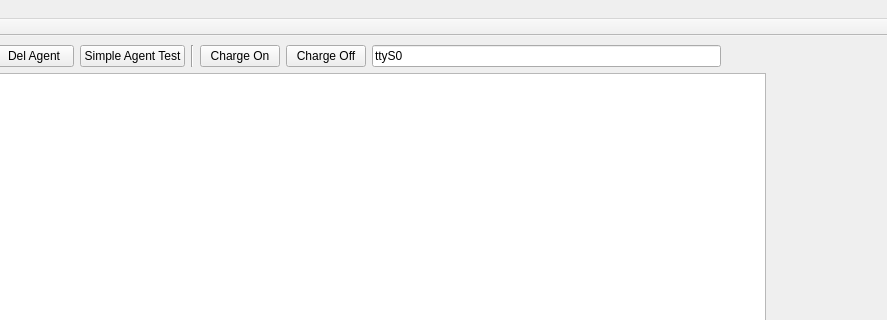
Above: App/AgentsManager/mainwindow.ui from break11/AutoStorage before the change; both pictures show x 101 to 988 and y 0 to 320 of the 1180 by 851 pixel window. Below: the same form after it.
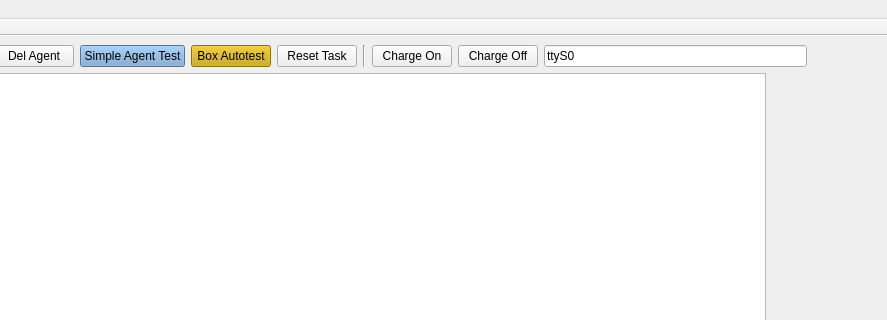
That is the form after the change.

Commit message: Добавлены кнопки автотеста с коробками.

The edit to the form file:
```diff
--- a/App/AgentsManager/mainwindow.ui
+++ b/App/AgentsManager/mainwindow.ui
@@ -39,6 +39,15 @@
       </item>
       <item>
        <widget class="QPushButton" name="btnSimpleAgent_Test">
+        <property name="styleSheet">
+         <string notr="true">  QPushButton {
+      background-color: rgb(114, 159, 207);
+  }
+
+  QPushButton:checked {
+background-color:  rgb(255, 0, 0);
+}</string>
+        </property>
         <property name="text">
          <string>Simple Agent Test</string>
         </property>
@@ -47,6 +56,35 @@
         </property>
        </widget>
       </item>
+      <item>
+       <widget class="QPushButton" name="btnBox_Autotest">
+        <property name="styleSheet">
+         <string notr="true">  QPushButton {
+      background-color: rgb(196, 160, 0);
+  }
+
+  QPushButton:checked {
+background-color:  rgb(255, 0, 0);
+}</string>
+        </property>
+        <property name="text">
+         <string>Box Autotest</string>
+        </property>
+        <property name="checkable">
+         <bool>true</bool>
+        </property>
+       </widget>
+      </item>
+      <item>
+       <widget class="QPushButton" name="btnReset_Task">
+        <property name="text">
+         <string>Reset Task</string>
+        </property>
+        <property name="checkable">
+         <bool>false</bool>
+        </property>
+       </widget>
+      </item>
       <item>
        <widget class="Line" name="line">
         <property name="orientation">
```
Left out of the diff: 2 changed lines with no effect on the pictures. The commit also changes 1 other file.
